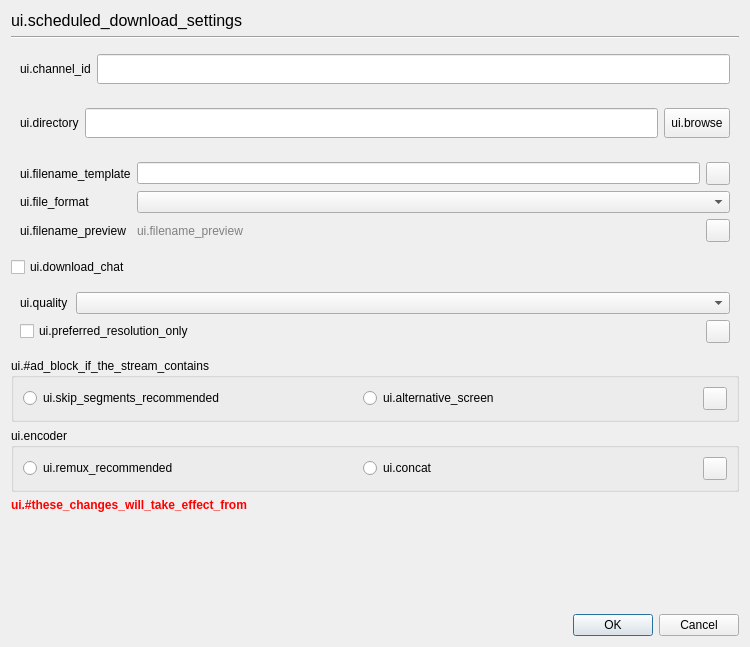
First picture: the form in resources/ui/scheduledDownloadSettings.ui, repository MacroVoid/TwitchLink, before the edit.
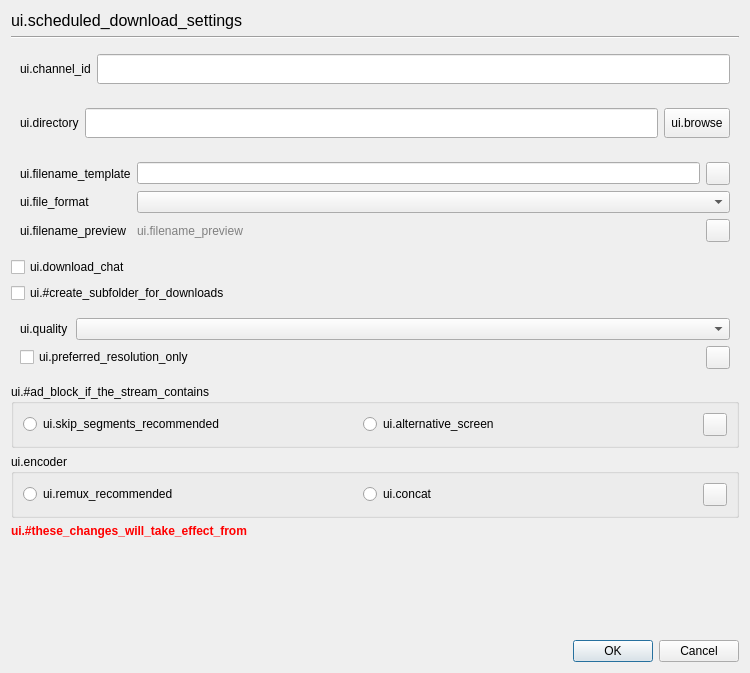
Second picture: the form after the edit. Icons and pictures are not drawn.

Commit message: feat: Add subfolder-per-download support for scheduled downloads

```diff
--- a/resources/ui/scheduledDownloadSettings.ui
+++ b/resources/ui/scheduledDownloadSettings.ui
@@ -224,6 +224,7 @@
     <widget class="QWidget" name="settingsArea" native="true">
      <layout class="QVBoxLayout" name="settingsAreaLayout">
       <item><widget class="QCheckBox" name="downloadChatCheckBox"><property name="text"><string>ui.download_chat</string></property></widget></item>
+      <item><widget class="QCheckBox" name="createSubfolderForDownloadsCheckBox"><property name="text"><string>ui.#create_subfolder_for_downloads</string></property></widget></item>
       <property name="leftMargin">
        <number>0</number>
       </property>
```
The commit also changes 2 other files.
